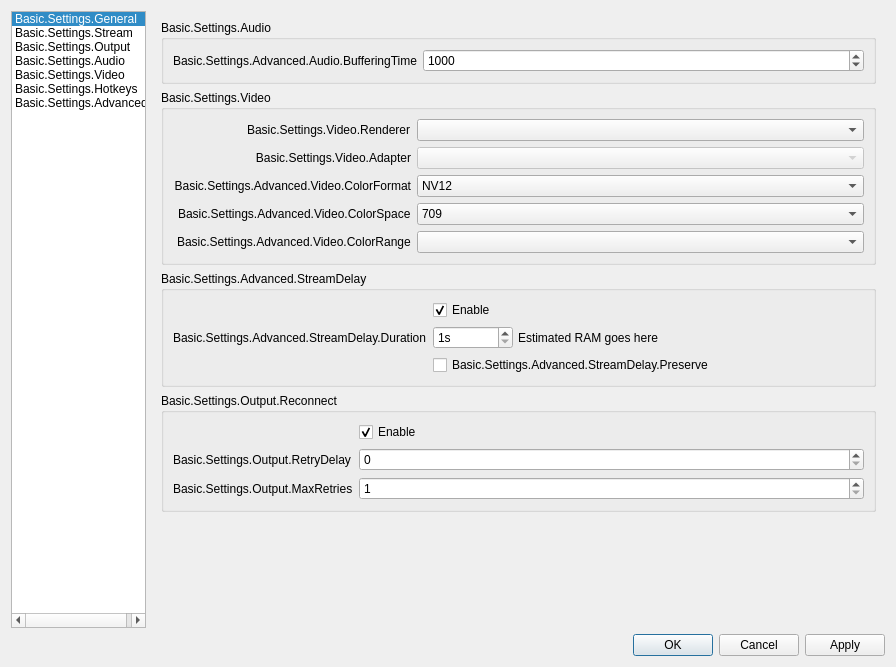
Before: the Qt Designer form obs/forms/OBSBasicSettings.ui in obsproject/obs-studio, drawn with Qt 5.
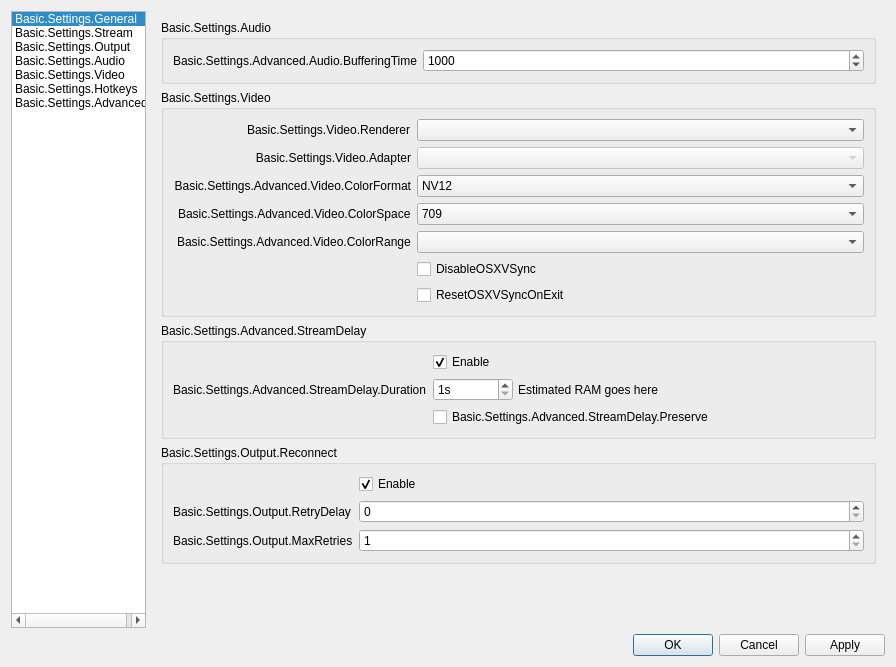
After: the same form once the commit is applied. The open tabs and pages were chosen to show the change. Icons and pictures are not drawn.

Commit message: UI: Disable OSX V-Sync when program is open

The edit to the form file:
```diff
--- a/obs/forms/OBSBasicSettings.ui
+++ b/obs/forms/OBSBasicSettings.ui
@@ -2824,6 +2824,20 @@
                      </property>
                     </widget>
                    </item>
+                   <item row="5" column="1">
+                    <widget class="QCheckBox" name="disableOSXVSync">
+                     <property name="text">
+                      <string>DisableOSXVSync</string>
+                     </property>
+                    </widget>
+                   </item>
+                   <item row="6" column="1">
+                    <widget class="QCheckBox" name="resetOSXVSync">
+                     <property name="text">
+                      <string>ResetOSXVSyncOnExit</string>
+                     </property>
+                    </widget>
+                   </item>
                   </layout>
                  </widget>
                 </item>
```
The commit also changes 6 other files.
